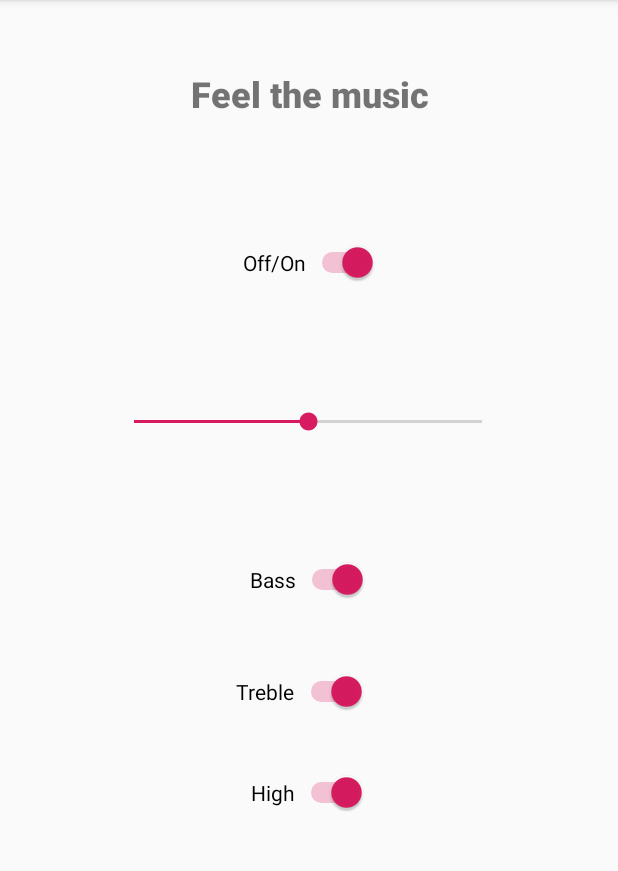
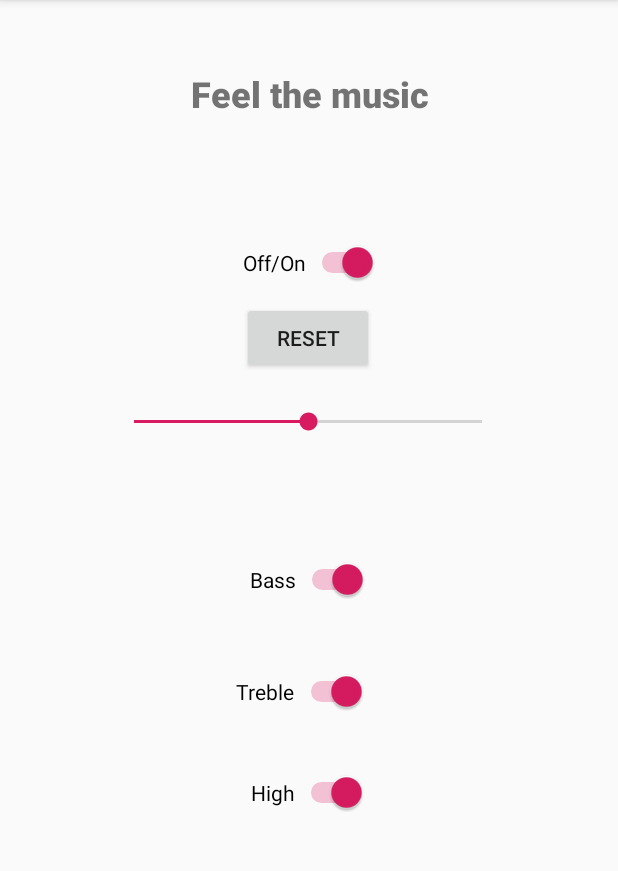
Before and after one commit to tundecz/smartInstrument, an Android app: the screen it shows after launch (MainActivity), on a phone screen of 412 x 824 dp, the part 84-955 px from its top. Run offline under Robolectric (Android 15) with nearby library versions, the phone set to English and light mode, and no system bars.

Commit message:
Small change on the server +  added reste button in android studio

```diff
--- a/ClientApplication/app/src/main/java/com/example/hapticfeedbackapplication/MainActivity.java
+++ b/ClientApplication/app/src/main/java/com/example/hapticfeedbackapplication/MainActivity.java
@@ -3,6 +3,8 @@ package com.example.hapticfeedbackapplication;
 import androidx.appcompat.app.AppCompatActivity;
 
 import android.os.Bundle;
+import android.view.View;
+import android.widget.Button;
 import android.widget.CompoundButton;
 import android.widget.SeekBar;
 import android.widget.Switch;
@@ -15,6 +17,7 @@ public class MainActivity extends AppCompatActivity {
     Switch trebleOnOffSwitch;
     Switch highOnOffSwitch;
     SeekBar seekBar;
+    Button resetButton;
     int seekBarProgress = 50;
 
     ClientThread clientThread;
@@ -86,6 +89,16 @@ public class MainActivity extends AppCompatActivity {
                 }
             }
         });
+
+        resetButton.setOnClickListener(new View.OnClickListener() {
+            @Override
+            public void onClick(View v) {
+                setDefaultValues();
+                if(clientThread != null){
+                    clientThread.sendMessage("reset all");
+                }
+            }
+        });
     }
 
     private void initializeVariables(){
@@ -94,6 +107,7 @@ public class MainActivity extends AppCompatActivity {
         trebleOnOffSwitch = findViewById(R.id.treble_on_off_switch);
         highOnOffSwitch = findViewById(R.id.high_on_off_switch);
         seekBar = findViewById(R.id.seek_bar);
+        resetButton = findViewById(R.id.reset_all);
     }
 
     private void setDefaultValues(){
@@ -111,4 +125,5 @@ public class MainActivity extends AppCompatActivity {
             clientThread.sendMessage(type + " off");
         }
     }
+
 }
--- a/ClientApplication/app/src/main/res/layout/activity_main.xml
+++ b/ClientApplication/app/src/main/res/layout/activity_main.xml
@@ -81,4 +81,17 @@
         app:layout_constraintTop_toBottomOf="@+id/bass_on_off_switch"
         app:layout_constraintVertical_bias="0.025" />
 
+    <Button
+        android:id="@+id/reset_all"
+        android:layout_width="wrap_content"
+        android:layout_height="wrap_content"
+        android:layout_marginTop="100dp"
+        android:text="@string/reset_all"
+        app:layout_constraintBottom_toBottomOf="parent"
+        app:layout_constraintEnd_toEndOf="parent"
+        app:layout_constraintHorizontal_bias="0.498"
+        app:layout_constraintStart_toStartOf="parent"
+        app:layout_constraintTop_toBottomOf="@+id/textView2"
+        app:layout_constraintVertical_bias="0.014" />
+
 </androidx.constraintlayout.widget.ConstraintLayout>
--- a/ClientApplication/app/src/main/res/values/strings.xml
+++ b/ClientApplication/app/src/main/res/values/strings.xml
@@ -5,4 +5,5 @@
     <string name="bass_on_off">Bass</string>
     <string name="treble_on_off">Treble</string>
     <string name="high_on_off">High</string>
+    <string name="reset_all">Reset</string>
 </resources>
```
Also changed, not shown: 2 other files.
